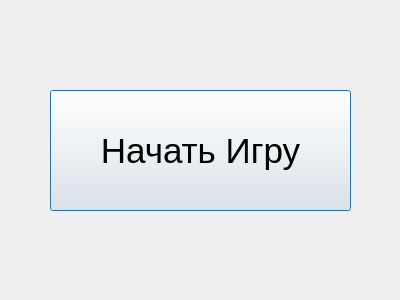
Above: StartGame.ui from pavliha/bucketGame before the change. Below: the same form after it.
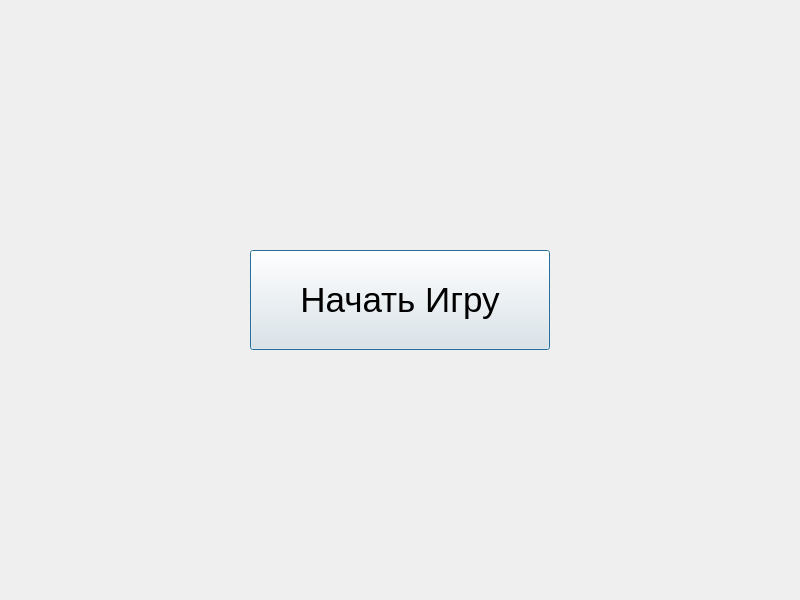
That is the form after the change.

```diff
--- a/StartGame.ui
+++ b/StartGame.ui
@@ -6,21 +6,30 @@
    <rect>
     <x>0</x>
     <y>0</y>
-    <width>400</width>
-    <height>300</height>
+    <width>800</width>
+    <height>600</height>
    </rect>
   </property>
   <property name="windowTitle">
    <string>Dialog</string>
   </property>
+  <layout class="QGridLayout" name="gridLayout">
+   <item row="0" column="0">
   <widget class="QPushButton" name="pushButton">
-   <property name="geometry">
-    <rect>
-     <x>50</x>
-     <y>90</y>
-     <width>301</width>
-     <height>121</height>
-    </rect>
+     <property name="enabled">
+      <bool>true</bool>
+     </property>
+     <property name="sizePolicy">
+      <sizepolicy hsizetype="Minimum" vsizetype="Fixed">
+       <horstretch>0</horstretch>
+       <verstretch>0</verstretch>
+      </sizepolicy>
+     </property>
+     <property name="maximumSize">
+      <size>
+       <width>300</width>
+       <height>100</height>
+      </size>
    </property>
    <property name="font">
     <font>
@@ -31,6 +40,8 @@
     <string>Начать Игру</string>
    </property>
   </widget>
+   </item>
+  </layout>
  </widget>
  <resources/>
  <connections/>
```
Lines whose indentation alone changed are shown as unchanged.
